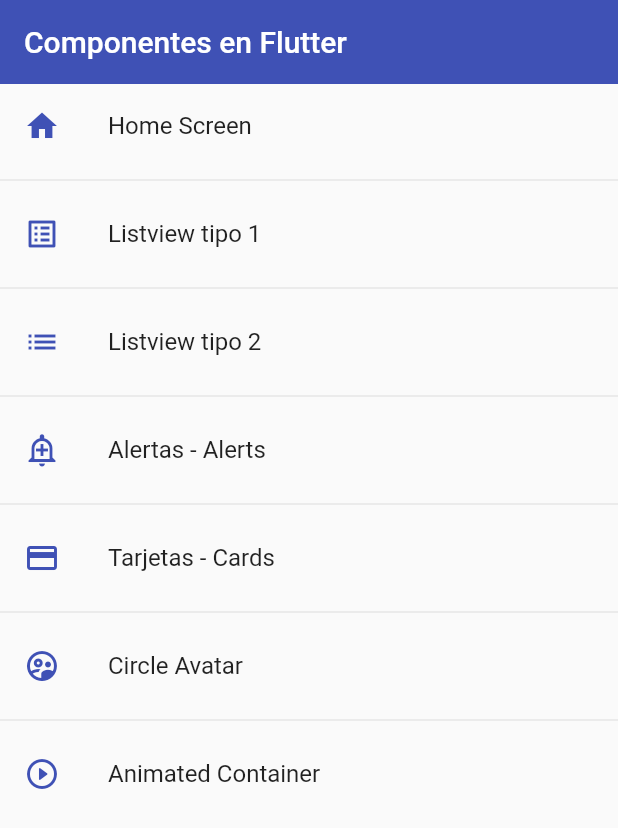
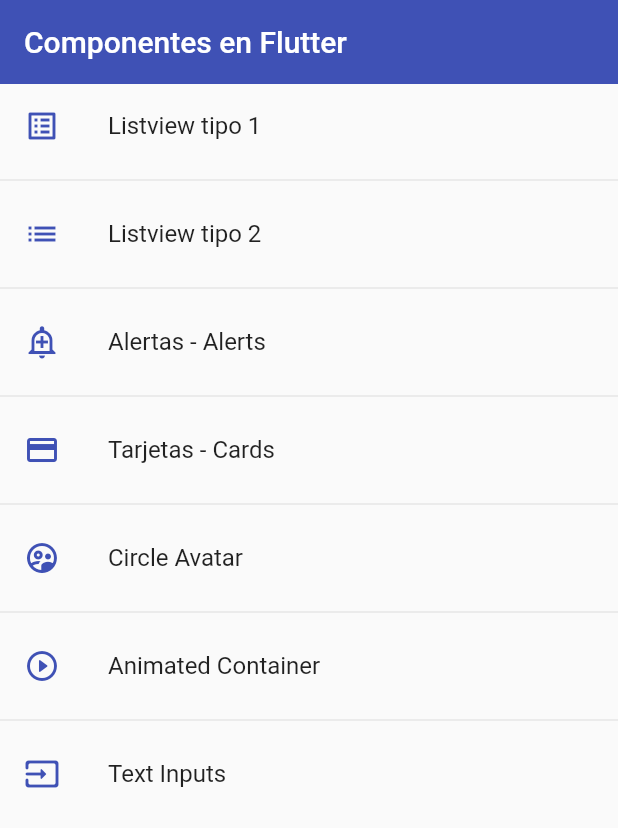
Before and after one commit to nachom96/fl_components, a Flutter app: the screen it shows after launch, on a phone screen of 412 x 824 dp. Shown: the top 828 px of the screen. Run offline on Flutter 3.47's test engine with Material 2 defaults, Android fonts, the phone set to English and light mode, and no system bars.

Commit message:
Añadido Inputs Fields

```diff
--- a/fl_components/Apuntes.txt
+++ b/fl_components/Apuntes.txt
@@ -7,3 +7,6 @@
 - Navigator.pushReplacement sirve para destruir la pantalla anterior a la que hemos navegado, se puede usar por ejemplo en un login
 
 - Método estático: Es una propiedad o método que se puede acceder sin necesidad de instanciar la clase
+
+- Diferencia entre TextField() y TextFormField() es que el TextField se utiliza cuando se necesita algo sin formulario que los agrupe, casi siempre se trabaja
+con el TextFormField, ya que tiene más interacciones con un formulario.
--- a/fl_components/lib/router/app_routes.dart
+++ b/fl_components/lib/router/app_routes.dart
@@ -7,11 +7,11 @@ class AppRoutes {
 
   // Lista de MenuOptions
   static final menuOptions = <MenuOption>[
-    MenuOption(
-        route: 'home',
-        name: 'Home Screen',
-        screen: const HomeScreen(),
-        icon: Icons.home),
+    // MenuOption(
+    //     route: 'home',
+    //     name: 'Home Screen',
+    //     screen: const HomeScreen(),
+    //     icon: Icons.home),
     MenuOption(
         route: 'listview1',
         name: 'Listview tipo 1',
@@ -42,11 +42,17 @@ class AppRoutes {
         name: 'Animated Container',
         screen: const AnimatedScreen(),
         icon: Icons.play_circle_outline_rounded),
+    MenuOption(
+        route: 'inputs',
+        name: 'Text Inputs',
+        screen: const InputScreen(),
+        icon: Icons.input_rounded),
   ];
 
   // Mapa para obtener las rutas
   static Map<String, Widget Function(BuildContext)> getAppRoutes() {
     Map<String, Widget Function(BuildContext)> appRoutes = {};
+    appRoutes.addAll({'home': (BuildContext context) => const HomeScreen()});
 
     for (final option in menuOptions) {
       appRoutes.addAll({option.route: (BuildContext context) => option.screen});
--- a/fl_components/lib/screens/animated_screen.dart
+++ b/fl_components/lib/screens/animated_screen.dart
@@ -38,7 +38,9 @@ class _AnimatedScreenState extends State<AnimatedScreen> {
         centerTitle: true,
       ),
       body: Center(
-        child: Container(
+        child: AnimatedContainer(
+          duration: const Duration(milliseconds: 400),
+          curve: Curves.easeOutCubic,
           width: _width,
           height: _height,
           decoration: BoxDecoration(
@@ -48,7 +50,7 @@ class _AnimatedScreenState extends State<AnimatedScreen> {
         ),
       ),
       floatingActionButton: FloatingActionButton(
-        child: Icon(
+        child: const Icon(
           Icons.play_circle_outline,
           size: 35,
         ),
--- a/fl_components/lib/screens/screens.dart
+++ b/fl_components/lib/screens/screens.dart
@@ -1,7 +1,8 @@
 export 'package:fl_components/screens/alert_screen.dart';
+export 'package:fl_components/screens/animated_screen.dart';
+export 'package:fl_components/screens/avatar_screen.dart';
 export 'package:fl_components/screens/card_screen.dart';
 export 'package:fl_components/screens/home_screen.dart';
+export 'package:fl_components/screens/inputs_screen.dart';
 export 'package:fl_components/screens/listview1_screen.dart';
 export 'package:fl_components/screens/listview2_screen.dart';
-export 'package:fl_components/screens/avatar_screen.dart';
-export 'package:fl_components/screens/animated_screen.dart';
--- a/fl_components/lib/theme/app_theme.dart
+++ b/fl_components/lib/theme/app_theme.dart
@@ -24,5 +24,26 @@ class AppTheme {
           primary: Colors.indigo,
           shape: const StadiumBorder(), // Redondea los bordes
           elevation: 0),
-      ));
+    ),
+
+    // InputsDecoration
+    inputDecorationTheme: const InputDecorationTheme(
+        floatingLabelStyle: TextStyle(
+          color: primary,
+        ),
+        enabledBorder: OutlineInputBorder(
+            borderSide: BorderSide(color: primary),
+            borderRadius: BorderRadius.only(
+                bottomLeft: Radius.circular(10),
+                topRight: Radius.circular(10))),
+        focusedBorder: OutlineInputBorder(
+            borderSide: BorderSide(color: primary),
+            borderRadius: BorderRadius.only(
+                bottomLeft: Radius.circular(10),
+                topRight: Radius.circular(10))),
+        border: OutlineInputBorder(
+            borderRadius: BorderRadius.only(
+                bottomLeft: Radius.circular(10),
+                topRight: Radius.circular(10)))),
+  );
 }
--- a/fl_components/lib/widgets/widgets.dart
+++ b/fl_components/lib/widgets/widgets.dart
@@ -1,2 +1,3 @@
 export 'package:fl_components/widgets/custom_card_type_1.dart';
 export 'package:fl_components/widgets/custom_card_type_2.dart';
+export 'package:fl_components/widgets/custom_input_field.dart';
```
Also changed, not shown: fl_components/lib/screens/inputs_screen.dart (added, +50 -0 lines), fl_components/lib/widgets/custom_input_field.dart (added, +51 -0 lines). Lines whose indentation alone changed are shown as unchanged.
